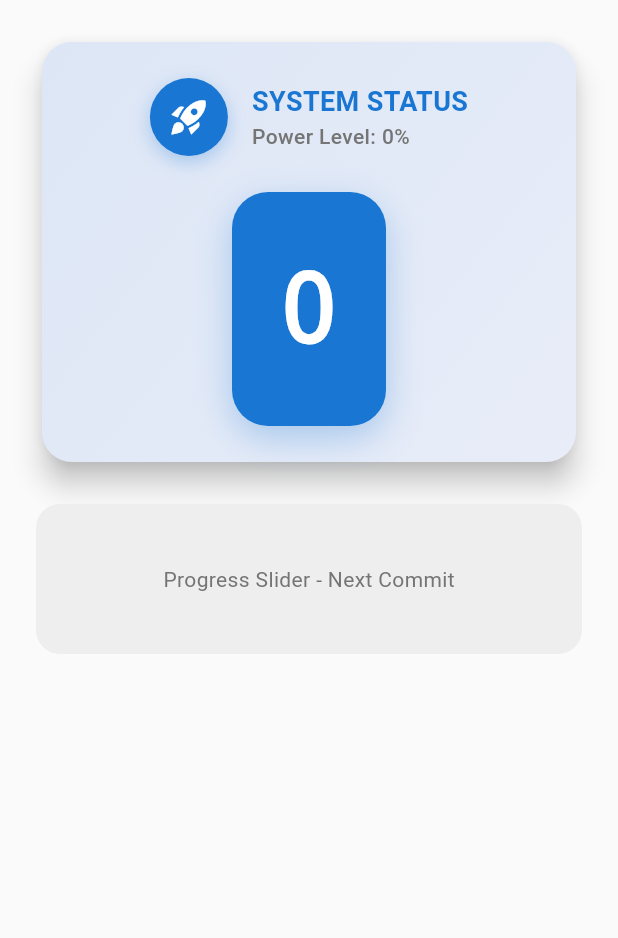
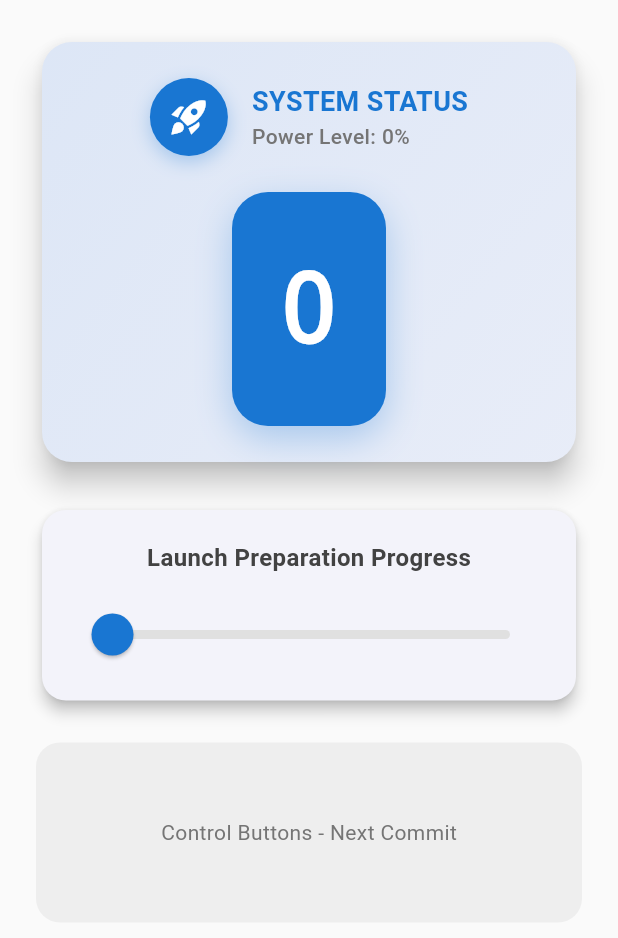
Before and after one commit to jithu2111/act6, a Flutter app: the screen it shows after launch, on a phone screen of 412 x 824 dp, the part 84-1022 px from its top. Run offline on Flutter 3.47's test engine with Material 3 defaults, Android fonts, the phone set to English and light mode, and no system bars.

Commit message:
added interactive progress slider with custom styling and live updates

```diff
--- a/lib/main.dart
+++ b/lib/main.dart
@@ -206,8 +206,54 @@ class CounterWidgetState extends State<CounterWidget> {
               const SizedBox(height: 24),
 
 
+              Card(
+                elevation: 4,
+                shape: RoundedRectangleBorder(borderRadius: BorderRadius.circular(16)),
+                child: Padding(
+                  padding: const EdgeInsets.all(20),
+                  child: Column(
+                    children: [
+                      Text(
+                        'Launch Preparation Progress',
+                        style: TextStyle(
+                          fontSize: 16,
+                          fontWeight: FontWeight.w600,
+                          color: Colors.grey[800],
+                        ),
+                      ),
+                      const SizedBox(height: 16),
+                      SliderTheme(
+                        data: SliderTheme.of(context).copyWith(
+                          activeTrackColor: _getCounterColor(),
+                          inactiveTrackColor: Colors.grey[300],
+                          thumbColor: _getCounterColor(),
+                          overlayColor: _getCounterColor().withValues(alpha: 0.2),
+                          valueIndicatorColor: _getCounterColor(),
+                          thumbShape: const RoundSliderThumbShape(enabledThumbRadius: 14),
+                          overlayShape: const RoundSliderOverlayShape(overlayRadius: 24),
+                          trackHeight: 6,
+                          disabledActiveTrackColor: _getCounterColor(),
+                          disabledInactiveTrackColor: Colors.grey[300],
+                          disabledThumbColor: _getCounterColor(),
+                        ),
+                        child: Slider(
+                          min: 0,
+                          max: 100,
+                          value: _counter.toDouble(),
+                          onChanged: null,
+                          divisions: 100,
+                        ),
+                      ),
+                    ],
+                  ),
+                ),
+              ),
+
+              const SizedBox(height: 24),
+
+
               Container(
-                height: 100,
+                height: 120,
                 width: double.infinity,
                 decoration: BoxDecoration(
                   color: Colors.grey[200],
@@ -215,7 +261,7 @@ class CounterWidgetState extends State<CounterWidget> {
                 ),
                 child: Center(
                   child: Text(
-                    'Progress Slider - Next Commit',
+                    'Control Buttons - Next Commit',
                     style: TextStyle(color: Colors.grey[600]),
                   ),
                 ),
```
